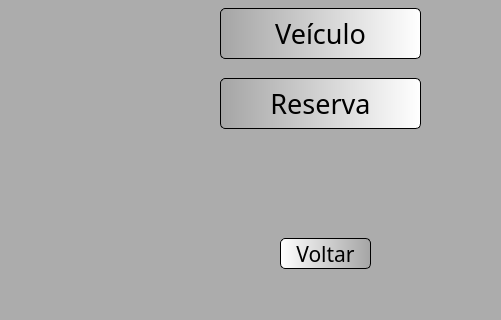
First picture: the form in telaConsultas.ui, repository MatBorges/LoCar, before the edit; both pictures show x 0 to 501 and y 172 to 492 of the 651 by 492 pixel window.
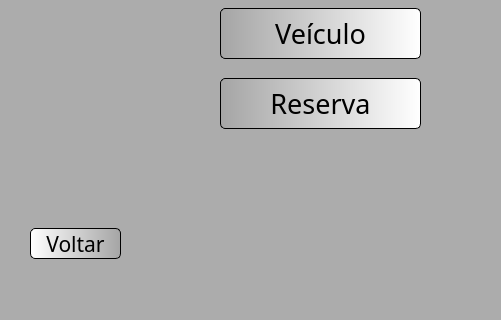
Second picture: the form after the edit. Icons and pictures are not drawn.

```diff
--- a/telaConsultas.ui
+++ b/telaConsultas.ui
@@ -95,8 +95,8 @@
    <widget class="QPushButton" name="btVoltar">
     <property name="geometry">
      <rect>
-      <x>280</x>
-      <y>410</y>
+      <x>30</x>
+      <y>400</y>
       <width>91</width>
       <height>31</height>
      </rect>
```
